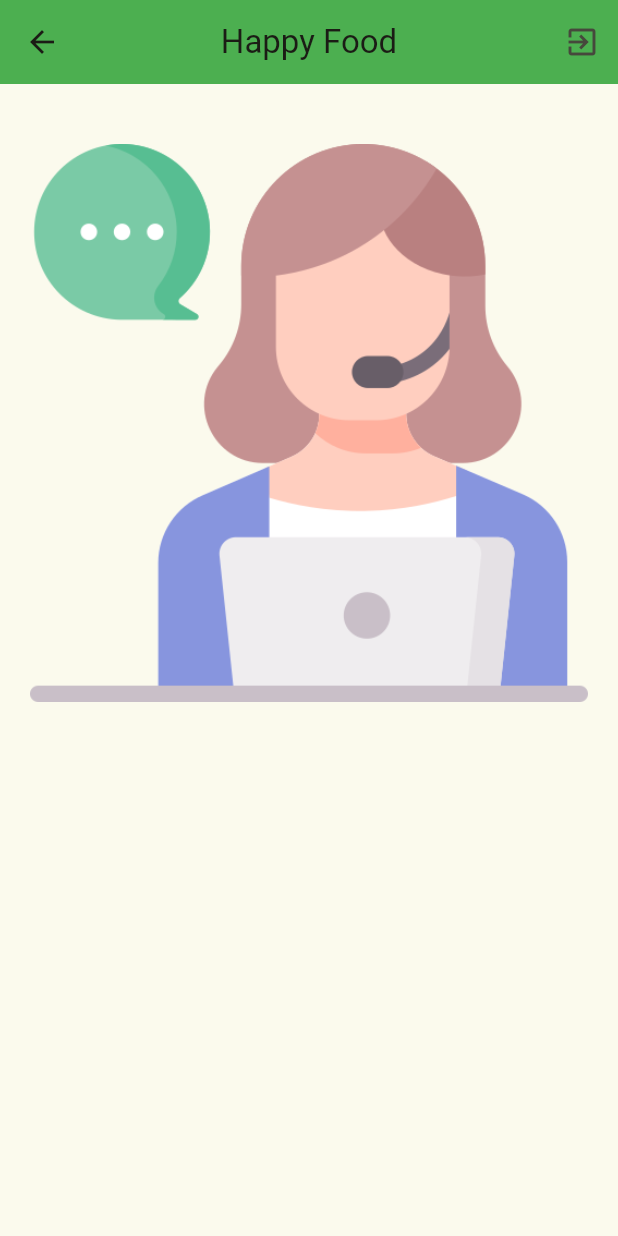
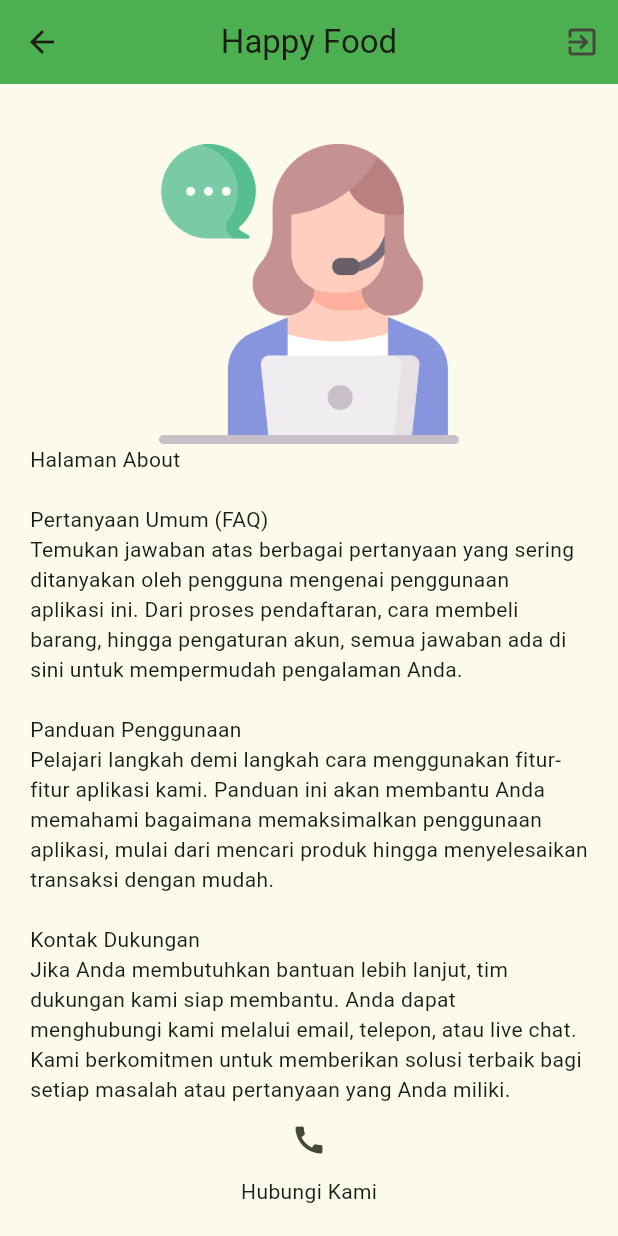
Before and after one commit to H4616/latian, a Flutter app: the AboutPage screen opened by its route, on a phone screen of 412 x 824 dp. Run offline on Flutter 3.47's test engine with Material 3 defaults, Android fonts, the light colour scheme and no system bars.

Commit message:
sempurnakan about 70% kurang link

```diff
--- a/lib/about_page.dart
+++ b/lib/about_page.dart
@@ -38,7 +38,8 @@ class AboutPage extends StatelessWidget {
             crossAxisAlignment: CrossAxisAlignment.center,
             children: [
               _buildLogo(),
-                SizedBox(height: 30),
+              _teks(),
+              _buttoncall(),
               ],
           ),
         ),
@@ -50,6 +51,35 @@ class AboutPage extends StatelessWidget {
     return Container(
       alignment: Alignment.center,
       child: SizedBox(child: Image.asset("assets/login_asset/cs.png")),
+      height: 200,
+    );
+  }
+
+  Widget _buttoncall() {
+    return Column(
+      mainAxisAlignment: MainAxisAlignment.center,
+      children: [
+        IconButton(
+          icon: Icon(Icons.call),
+          onPressed: () {
+            // Add your call logic here
+          },
+        ),
+        Text("Hubungi Kami"),
+      ],
     );
   }
 }
+
+Widget _teks() {
+  return Text(
+    "Halaman About\n\n"
+    "Pertanyaan Umum (FAQ)\n"
+    "Temukan jawaban atas berbagai pertanyaan yang sering ditanyakan oleh pengguna mengenai penggunaan aplikasi ini. Dari proses pendaftaran, cara membeli barang, hingga pengaturan akun, semua jawaban ada di sini untuk mempermudah pengalaman Anda.\n\n"
+    "Panduan Penggunaan\n"
+    "Pelajari langkah demi langkah cara menggunakan fitur-fitur aplikasi kami. Panduan ini akan membantu Anda memahami bagaimana memaksimalkan penggunaan aplikasi, mulai dari mencari produk hingga menyelesaikan transaksi dengan mudah.\n\n"
+    "Kontak Dukungan\n"
+    "Jika Anda membutuhkan bantuan lebih lanjut, tim dukungan kami siap membantu. Anda dapat menghubungi kami melalui email, telepon, atau live chat. Kami berkomitmen untuk memberikan solusi terbaik bagi setiap masalah atau pertanyaan yang Anda miliki.",
+    textAlign: TextAlign.left,
+  );
+}
--- a/pubspec.yaml
+++ b/pubspec.yaml
@@ -41,6 +41,7 @@ dev_dependencies:
   font_awesome_flutter: ^10.1.0 # Versi terbaru (periksa versi di pub.dev)
   flutter_lints: ^5.0.0
 
+
 # For information on the generic Dart part of this file, see the
 # following page: https://dart.dev/tools/pub/pubspec
 
```
Lines whose indentation alone changed are shown as unchanged.
